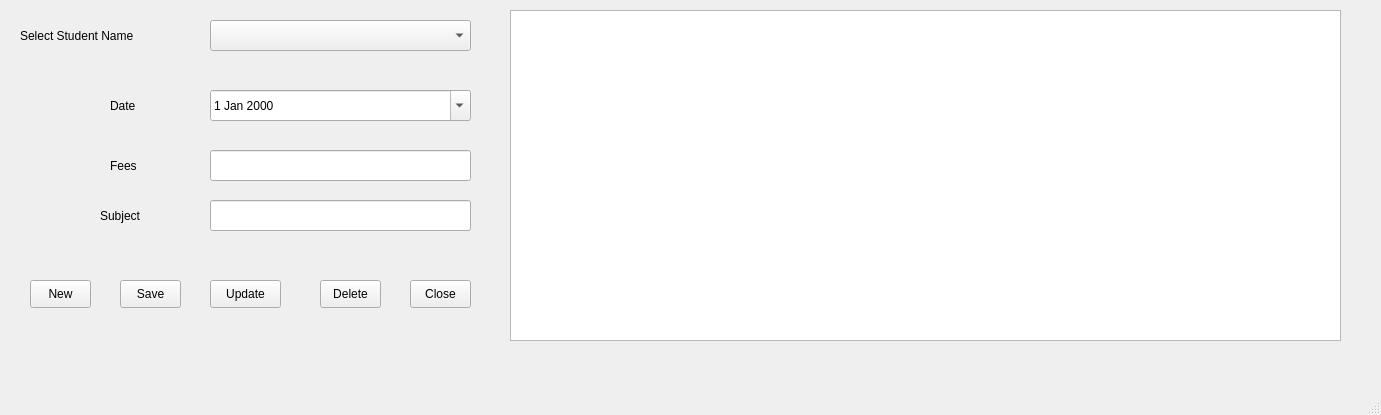
vaishaligawarkar777-pixel/Password_Login_Project, file Fees/Fees.ui: the form before one commit.
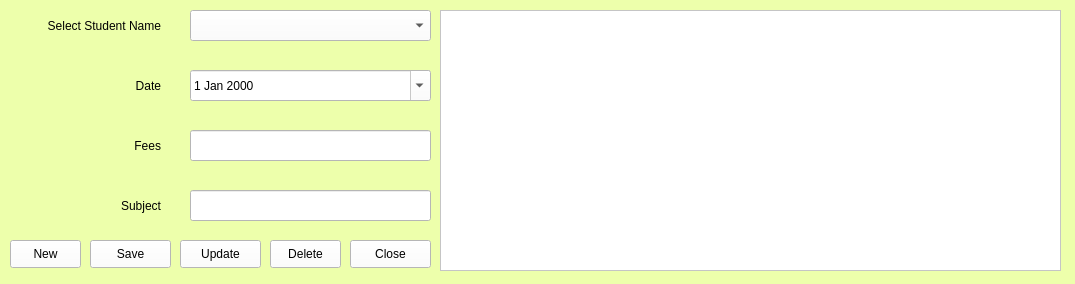
The form after the commit.

Patch:
```diff
--- a/Fees/Fees.ui
+++ b/Fees/Fees.ui
@@ -6,41 +6,54 @@
    <rect>
     <x>0</x>
     <y>0</y>
-    <width>1381</width>
-    <height>415</height>
+    <width>1075</width>
+    <height>284</height>
    </rect>
   </property>
   <property name="windowTitle">
    <string>MainWindow</string>
   </property>
+  <property name="styleSheet">
+   <string notr="true">background-color: rgb(237, 255, 171);</string>
+  </property>
   <widget class="QWidget" name="centralwidget">
    <widget class="QLabel" name="label">
     <property name="geometry">
      <rect>
-      <x>20</x>
-      <y>20</y>
-      <width>171</width>
+      <x>0</x>
+      <y>10</y>
+      <width>161</width>
       <height>31</height>
      </rect>
     </property>
+    <property name="minimumSize">
+     <size>
+      <width>100</width>
+      <height>0</height>
+     </size>
+    </property>
     <property name="styleSheet">
      <string notr="true">font: 10pt &quot;MS Shell Dlg 2&quot;;</string>
     </property>
     <property name="text">
      <string>Select Student Name</string>
     </property>
+    <property name="alignment">
+     <set>Qt::AlignRight|Qt::AlignTrailing|Qt::AlignVCenter</set>
+    </property>
    </widget>
    <widget class="QPushButton" name="pushButton_5">
     <property name="geometry">
      <rect>
-      <x>410</x>
-      <y>280</y>
-      <width>61</width>
+      <x>350</x>
+      <y>240</y>
+      <width>81</width>
       <height>28</height>
      </rect>
     </property>
     <property name="styleSheet">
-     <string notr="true">font: 10pt &quot;MS Shell Dlg 2&quot;;</string>
+     <string notr="true">font: 10pt &quot;MS Shell Dlg 2&quot;;
+background-color: rgb(255, 255, 255);</string>
     </property>
     <property name="text">
      <string>Close</string>
@@ -49,22 +62,28 @@
    <widget class="QTableWidget" name="tableWidget1">
     <property name="geometry">
      <rect>
-      <x>510</x>
+      <x>440</x>
       <y>10</y>
-      <width>831</width>
-      <height>331</height>
+      <width>621</width>
+      <height>261</height>
      </rect>
     </property>
+    <property name="styleSheet">
+     <string notr="true">background-color: rgb(255, 255, 255);</string>
+    </property>
    </widget>
    <widget class="QDateEdit" name="dateedit">
     <property name="geometry">
      <rect>
-      <x>210</x>
-      <y>90</y>
-      <width>261</width>
+      <x>190</x>
+      <y>70</y>
+      <width>241</width>
       <height>31</height>
      </rect>
     </property>
+    <property name="styleSheet">
+     <string notr="true">background-color: rgb(255, 255, 255);</string>
+    </property>
     <property name="calendarPopup">
      <bool>true</bool>
     </property>
@@ -72,14 +91,15 @@
    <widget class="QPushButton" name="btndelete1">
     <property name="geometry">
      <rect>
-      <x>320</x>
-      <y>280</y>
-      <width>61</width>
+      <x>270</x>
+      <y>240</y>
+      <width>71</width>
       <height>28</height>
      </rect>
     </property>
     <property name="styleSheet">
-     <string notr="true">font: 10pt &quot;MS Shell Dlg 2&quot;;</string>
+     <string notr="true">font: 10pt &quot;MS Shell Dlg 2&quot;;
+background-color: rgb(255, 255, 255);</string>
     </property>
     <property name="text">
      <string>Delete</string>
@@ -88,14 +108,15 @@
    <widget class="QPushButton" name="btnsave1">
     <property name="geometry">
      <rect>
-      <x>120</x>
-      <y>280</y>
-      <width>61</width>
+      <x>90</x>
+      <y>240</y>
+      <width>81</width>
       <height>28</height>
      </rect>
     </property>
     <property name="styleSheet">
-     <string notr="true">font: 10pt &quot;MS Shell Dlg 2&quot;;</string>
+     <string notr="true">font: 10pt &quot;MS Shell Dlg 2&quot;;
+background-color: rgb(255, 255, 255);</string>
     </property>
     <property name="text">
      <string>Save</string>
@@ -104,14 +125,15 @@
    <widget class="QPushButton" name="btnupdate1">
     <property name="geometry">
      <rect>
-      <x>210</x>
-      <y>280</y>
-      <width>71</width>
+      <x>180</x>
+      <y>240</y>
+      <width>81</width>
       <height>28</height>
      </rect>
     </property>
     <property name="styleSheet">
-     <string notr="true">font: 10pt &quot;MS Shell Dlg 2&quot;;</string>
+     <string notr="true">font: 10pt &quot;MS Shell Dlg 2&quot;;
+background-color: rgb(255, 255, 255);</string>
     </property>
     <property name="text">
      <string>Update</string>
@@ -120,72 +142,103 @@
    <widget class="QLineEdit" name="txtfees">
     <property name="geometry">
      <rect>
-      <x>210</x>
-      <y>150</y>
-      <width>261</width>
+      <x>190</x>
+      <y>130</y>
+      <width>241</width>
       <height>31</height>
      </rect>
     </property>
+    <property name="styleSheet">
+     <string notr="true">background-color: rgb(255, 255, 255);</string>
+    </property>
    </widget>
    <widget class="QLabel" name="label_2">
     <property name="geometry">
      <rect>
-      <x>110</x>
-      <y>90</y>
-      <width>61</width>
+      <x>60</x>
+      <y>70</y>
+      <width>101</width>
       <height>31</height>
      </rect>
     </property>
+    <property name="minimumSize">
+     <size>
+      <width>100</width>
+      <height>0</height>
+     </size>
+    </property>
     <property name="styleSheet">
      <string notr="true">font: 10pt &quot;MS Shell Dlg 2&quot;;</string>
     </property>
     <property name="text">
      <string>Date</string>
     </property>
+    <property name="alignment">
+     <set>Qt::AlignRight|Qt::AlignTrailing|Qt::AlignVCenter</set>
+    </property>
    </widget>
    <widget class="QLabel" name="label_3">
     <property name="geometry">
      <rect>
-      <x>110</x>
-      <y>150</y>
-      <width>61</width>
+      <x>60</x>
+      <y>130</y>
+      <width>101</width>
       <height>31</height>
      </rect>
     </property>
+    <property name="minimumSize">
+     <size>
+      <width>100</width>
+      <height>0</height>
+     </size>
+    </property>
     <property name="styleSheet">
      <string notr="true">font: 10pt &quot;MS Shell Dlg 2&quot;;</string>
     </property>
     <property name="text">
      <string>Fees</string>
     </property>
+    <property name="alignment">
+     <set>Qt::AlignRight|Qt::AlignTrailing|Qt::AlignVCenter</set>
+    </property>
    </widget>
    <widget class="QLabel" name="label_4">
     <property name="geometry">
      <rect>
-      <x>100</x>
-      <y>200</y>
-      <width>61</width>
+      <x>60</x>
+      <y>190</y>
+      <width>101</width>
       <height>31</height>
      </rect>
     </property>
+    <property name="minimumSize">
+     <size>
+      <width>100</width>
+      <height>0</height>
+     </size>
+    </property>
     <property name="styleSheet">
      <string notr="true">font: 10pt &quot;MS Shell Dlg 2&quot;;</string>
     </property>
     <property name="text">
      <string>Subject</string>
     </property>
+    <property name="alignment">
+     <set>Qt::AlignRight|Qt::AlignTrailing|Qt::AlignVCenter</set>
+    </property>
    </widget>
    <widget class="QPushButton" name="btnnew1">
     <property name="geometry">
      <rect>
-      <x>30</x>
-      <y>280</y>
-      <width>61</width>
+      <x>10</x>
+      <y>240</y>
+      <width>71</width>
       <height>28</height>
      </rect>
     </property>
     <property name="styleSheet">
-     <string notr="true">font: 10pt &quot;MS Shell Dlg 2&quot;;</string>
+     <string notr="true">font: 10pt &quot;MS Shell Dlg 2&quot;;
+background-color: rgb(255, 255, 255);</string>
     </property>
     <property name="text">
      <string>New</string>
@@ -194,35 +247,30 @@
    <widget class="QComboBox" name="cmbselectstudent">
     <property name="geometry">
      <rect>
-      <x>210</x>
-      <y>20</y>
-      <width>261</width>
+      <x>190</x>
+      <y>10</y>
+      <width>241</width>
       <height>31</height>
      </rect>
     </property>
+    <property name="styleSheet">
+     <string notr="true">background-color: rgb(255, 255, 255);</string>
+    </property>
    </widget>
    <widget class="QLineEdit" name="txtsubject">
     <property name="geometry">
      <rect>
-      <x>210</x>
-      <y>200</y>
-      <width>261</width>
+      <x>190</x>
+      <y>190</y>
+      <width>241</width>
       <height>31</height>
      </rect>
     </property>
+    <property name="styleSheet">
+     <string notr="true">background-color: rgb(255, 255, 255);</string>
+    </property>
    </widget>
   </widget>
-  <widget class="QMenuBar" name="menubar">
-   <property name="geometry">
-    <rect>
-     <x>0</x>
-     <y>0</y>
-     <width>1381</width>
-     <height>26</height>
-    </rect>
-   </property>
-  </widget>
-  <widget class="QStatusBar" name="statusbar"/>
  </widget>
  <resources/>
  <connections/>
```
